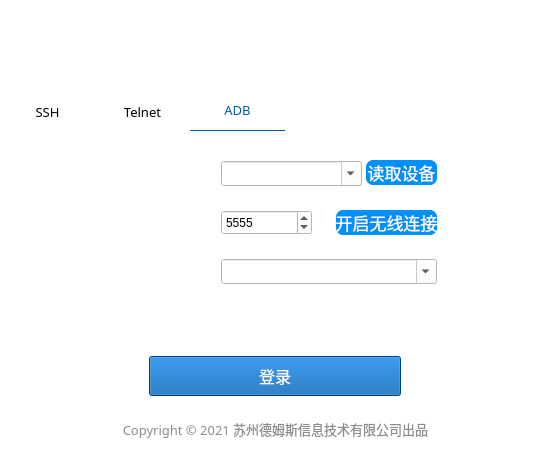
Above: resource/transUnit_login.ui from Yugle/service_deploy_tool before the change. Below: the same form after it.
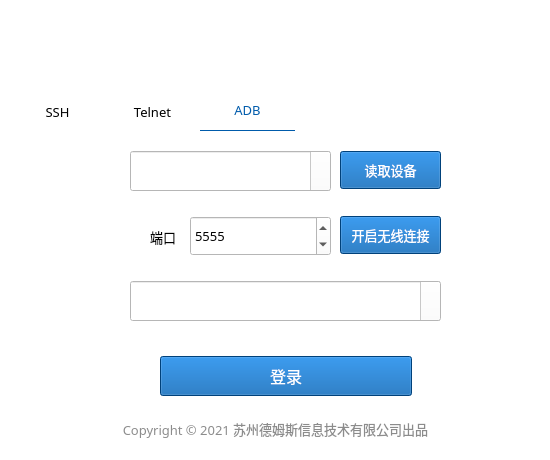
That is the form after the change. The open tabs and pages were chosen to show the change. Icons and pictures are not drawn.

```diff
--- a/resource/transUnit_login.ui
+++ b/resource/transUnit_login.ui
@@ -41,7 +41,7 @@
    <widget class="QTabWidget" name="connectMethod">
     <property name="geometry">
      <rect>
-      <x>0</x>
+      <x>10</x>
       <y>90</y>
       <width>551</width>
       <height>291</height>
@@ -474,12 +474,31 @@
      <widget class="QComboBox" name="device_id">
       <property name="geometry">
        <rect>
-        <x>221</x>
-        <y>30</y>
-        <width>141</width>
-        <height>25</height>
+        <x>120</x>
+        <y>20</y>
+        <width>201</width>
+        <height>40</height>
        </rect>
       </property>
+      <property name="font">
+       <font>
+        <family>微软雅黑</family>
+        <pointsize>10</pointsize>
+       </font>
+      </property>
+      <property name="styleSheet">
+       <string notr="true">QComboBox::drop-down {
+     subcontrol-origin: padding;
+     subcontrol- position :  top  right ;
+     width :  20px ;
+      border-left-width :  0px ;
+
+}
+ 
+QComboBox::down-arrow {
+     image:url(arrow.png);
+}</string>
+      </property>
       <property name="editable">
        <bool>true</bool>
       </property>
@@ -487,23 +506,23 @@
      <widget class="QPushButton" name="open_port">
       <property name="geometry">
        <rect>
-        <x>336</x>
-        <y>79</y>
+        <x>330</x>
+        <y>85</y>
         <width>101</width>
-        <height>25</height>
+        <height>38</height>
        </rect>
       </property>
       <property name="font">
        <font>
-        <pointsize>13</pointsize>
+        <family>微软雅黑</family>
+        <pointsize>10</pointsize>
        </font>
       </property>
       <property name="styleSheet">
        <string notr="true">QPushButton{
         text-align:center;
         color:white;
-        background-color:rgb(0, 144, 250);
-        border-radius:7px;
+        background-color:rgb(0, 91, 171);
 }
 QPushButton:hover{
         background-color:rgb(24, 169, 251);
@@ -516,12 +535,31 @@
      <widget class="QComboBox" name="device_ip">
       <property name="geometry">
        <rect>
-        <x>221</x>
-        <y>128</y>
-        <width>216</width>
-        <height>25</height>
+        <x>120</x>
+        <y>150</y>
+        <width>311</width>
+        <height>40</height>
        </rect>
       </property>
+      <property name="font">
+       <font>
+        <family>微软雅黑</family>
+        <pointsize>10</pointsize>
+       </font>
+      </property>
+      <property name="styleSheet">
+       <string notr="true">QComboBox::drop-down {
+     subcontrol-origin: padding;
+     subcontrol- position :  top  right ;
+     width :  20px ;
+      border-left-width :  0px ;
+
+}
+ 
+QComboBox::down-arrow {
+     image:url(arrow.png);
+}</string>
+      </property>
       <property name="editable">
        <bool>true</bool>
       </property>
@@ -529,23 +567,23 @@
      <widget class="QPushButton" name="read_devices">
       <property name="geometry">
        <rect>
-        <x>366</x>
-        <y>29</y>
-        <width>71</width>
-        <height>25</height>
+        <x>330</x>
+        <y>20</y>
+        <width>101</width>
+        <height>38</height>
        </rect>
       </property>
       <property name="font">
        <font>
-        <pointsize>13</pointsize>
+        <family>微软雅黑</family>
+        <pointsize>10</pointsize>
        </font>
       </property>
       <property name="styleSheet">
        <string notr="true">QPushButton{
         text-align:center;
         color:white;
-        background-color:rgb(0, 144, 250);
-        border-radius:7px;
+        background-color:rgb(0, 91, 171);
 }
 QPushButton:hover{
         background-color:rgb(24, 169, 251);
@@ -558,15 +596,24 @@
      <widget class="QSpinBox" name="adb_port">
       <property name="geometry">
        <rect>
-        <x>221</x>
-        <y>79</y>
-        <width>91</width>
-        <height>25</height>
+        <x>180</x>
+        <y>85</y>
+        <width>141</width>
+        <height>40</height>
        </rect>
       </property>
+      <property name="font">
+       <font>
+        <family>微软雅黑</family>
+        <pointsize>10</pointsize>
+       </font>
+      </property>
       <property name="toolTip">
        <string extracomment="端口范围:1024-65535"/>
       </property>
+      <property name="styleSheet">
+       <string notr="true"/>
+      </property>
       <property name="minimum">
        <number>1024</number>
       </property>
@@ -577,12 +624,47 @@
        <number>5555</number>
       </property>
      </widget>
+     <widget class="QLabel" name="label">
+      <property name="geometry">
+       <rect>
+        <x>120</x>
+        <y>100</y>
+        <width>13</width>
+        <height>13</height>
+       </rect>
+      </property>
+      <property name="styleSheet">
+       <string notr="true">background:url(port.png);</string>
+      </property>
+      <property name="text">
+       <string/>
+      </property>
+     </widget>
+     <widget class="QLabel" name="label_2">
+      <property name="geometry">
+       <rect>
+        <x>140</x>
+        <y>90</y>
+        <width>31</width>
+        <height>31</height>
+       </rect>
+      </property>
+      <property name="font">
+       <font>
+        <family>微软雅黑</family>
+        <pointsize>10</pointsize>
+       </font>
+      </property>
+      <property name="text">
+       <string>端口</string>
+      </property>
+     </widget>
     </widget>
    </widget>
    <widget class="QPushButton" name="loginBtn">
     <property name="geometry">
      <rect>
-      <x>149</x>
+      <x>160</x>
       <y>356</y>
       <width>252</width>
       <height>40</height>
@@ -614,7 +696,7 @@
     </property>
     <property name="geometry">
      <rect>
-      <x>220</x>
+      <x>280</x>
       <y>10</y>
       <width>21</width>
       <height>16</height>
```
Left out of the diff: 4 changed lines with no effect on the pictures.
